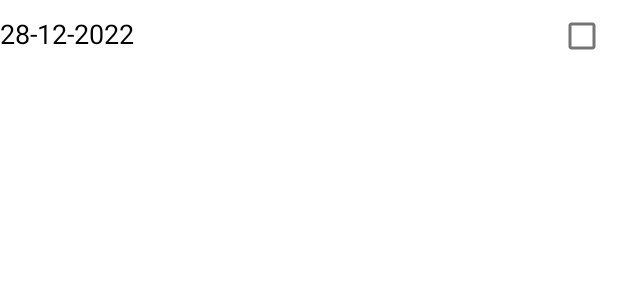
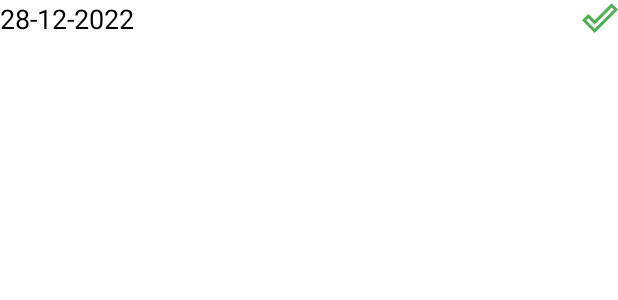
Before and after one commit to berkayozdag81/MobilAsiTakibi, an Android app: the layout row_vaccine_date.xml on its own in the app's theme, with its tools: preview values and no code run, on a phone screen of 412 x 824 dp. Shown: the top 300 px of the screen. Run offline under Robolectric (Android 15) with nearby library versions, the phone set to English and light mode, and no system bars.

```diff
--- a/app/src/main/java/com/berkayozdag/mobilasitakibi/adapter/DatesAdapter.kt
+++ b/app/src/main/java/com/berkayozdag/mobilasitakibi/adapter/DatesAdapter.kt
@@ -25,7 +25,7 @@ class DatesAdapter(
         fun bind(dates: Dates,position: Int) {
 
             binding.vaccineDate.text=dates.vaccineDate
-            binding.selim.setOnClickListener {
+            binding.vaccineTakenButton.setOnClickListener {
                 onItemClicked(position)
             }
             /*
--- /dev/null
+++ b/app/src/main/res/drawable/ic_baseline_done_outline_24.xml
@@ -0,0 +1,5 @@
+<vector android:height="24dp" android:tint="#000000"
+    android:viewportHeight="24" android:viewportWidth="24"
+    android:width="24dp" xmlns:android="http://schemas.android.com/apk/res/android">
+    <path android:fillColor="@android:color/white" android:pathData="M19.77,5.03l1.4,1.4L8.43,19.17l-5.6,-5.6 1.4,-1.4 4.2,4.2L19.77,5.03m0,-2.83L8.43,13.54l-4.2,-4.2L0,13.57 8.43,22 24,6.43 19.77,2.2z"/>
+</vector>
--- /dev/null
+++ b/app/src/main/res/drawable/ic_baseline_edit_24.xml
@@ -0,0 +1,5 @@
+<vector android:height="24dp" android:tint="#000000"
+    android:viewportHeight="24" android:viewportWidth="24"
+    android:width="24dp" xmlns:android="http://schemas.android.com/apk/res/android">
+    <path android:fillColor="@android:color/white" android:pathData="M3,17.25V21h3.75L17.81,9.94l-3.75,-3.75L3,17.25zM20.71,7.04c0.39,-0.39 0.39,-1.02 0,-1.41l-2.34,-2.34c-0.39,-0.39 -1.02,-0.39 -1.41,0l-1.83,1.83 3.75,3.75 1.83,-1.83z"/>
+</vector>
--- a/app/src/main/res/layout/row_vaccine_date.xml
+++ b/app/src/main/res/layout/row_vaccine_date.xml
@@ -1,5 +1,5 @@
 <?xml version="1.0" encoding="utf-8"?>
-<LinearLayout
+<LinearLayout xmlns:app="http://schemas.android.com/apk/res-auto"
     android:id="@+id/selim"
     xmlns:android="http://schemas.android.com/apk/res/android"
     android:layout_width="match_parent"
@@ -16,9 +16,14 @@
 
     </TextView>
 
-    <CheckBox
-        android:id="@+id/vaccine_has_taken"
-        android:layout_width="wrap_content"
-        android:layout_height="wrap_content" />
+  <ImageButton
+      android:id="@+id/vaccine_taken_button"
+      android:layout_width="24dp"
+      android:layout_height="24dp"
+      android:background="?android:selectableItemBackground"
+      android:src="@drawable/ic_baseline_done_outline_24"
+      app:tint="#4CAF50">
+
+  </ImageButton>
 
 </LinearLayout>
```
Also changed, not shown: app/src/main/java/com/berkayozdag/mobilasitakibi/ui/fragment/VaccineDetail.kt (+16 -16 lines), app/src/main/res/layout/fragment_vaccine_detail.xml (+5 -9 lines).
